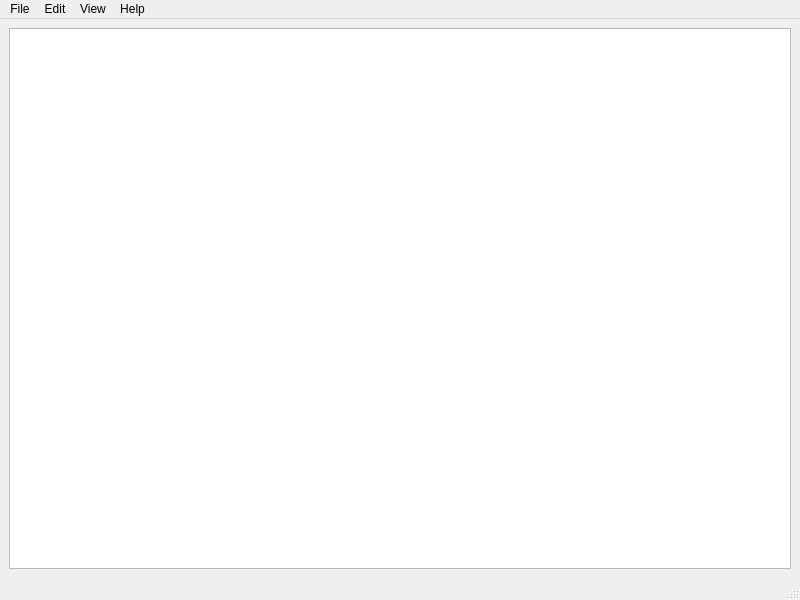
Old version of the form mainwindow.ui in the repository AJigsawnHalo/NotPad.
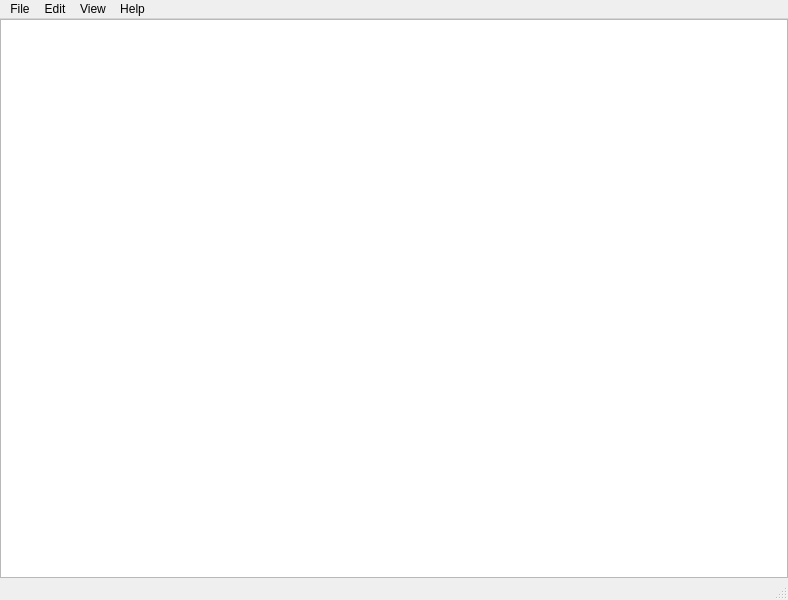
New version of the form.

Commit message: Fix central widget margins

The edit to the form file:
```diff
--- a/mainwindow.ui
+++ b/mainwindow.ui
@@ -6,7 +6,7 @@
    <rect>
     <x>0</x>
     <y>0</y>
-    <width>800</width>
+    <width>788</width>
     <height>600</height>
    </rect>
   </property>
@@ -15,8 +15,27 @@
   </property>
   <widget class="QWidget" name="centralwidget">
    <layout class="QGridLayout" name="gridLayout">
+    <property name="leftMargin">
+     <number>0</number>
+    </property>
+    <property name="topMargin">
+     <number>0</number>
+    </property>
+    <property name="rightMargin">
+     <number>0</number>
+    </property>
+    <property name="bottomMargin">
+     <number>0</number>
+    </property>
     <item row="0" column="0">
-     <widget class="QPlainTextEdit" name="plainTextEdit"/>
+     <widget class="QPlainTextEdit" name="plainTextEdit">
+      <property name="sizePolicy">
+       <sizepolicy hsizetype="MinimumExpanding" vsizetype="MinimumExpanding">
+        <horstretch>0</horstretch>
+        <verstretch>0</verstretch>
+       </sizepolicy>
+      </property>
+     </widget>
     </item>
    </layout>
   </widget>
@@ -25,7 +44,7 @@
     <rect>
      <x>0</x>
      <y>0</y>
-     <width>800</width>
+     <width>788</width>
      <height>22</height>
     </rect>
    </property>
```
